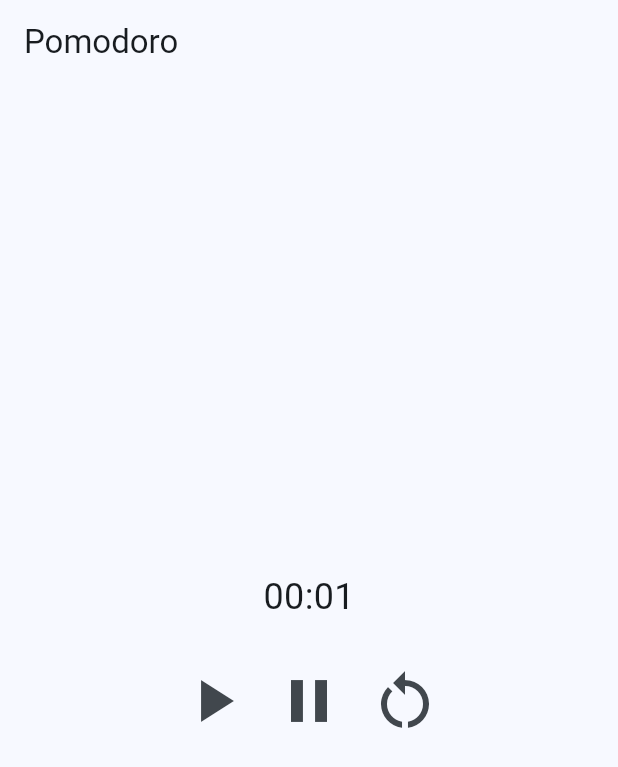
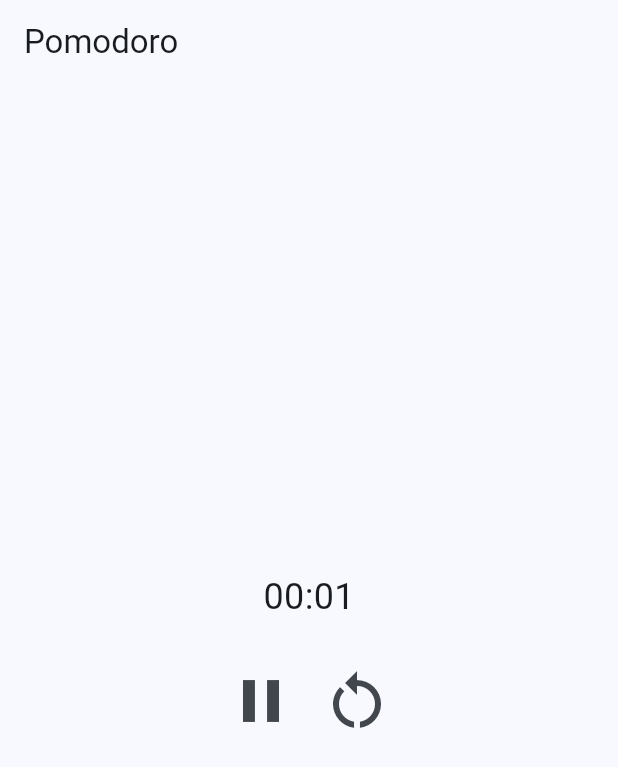
Before and after one commit to keeyank/Pomodoro, a Flutter app: the screen it shows after launch, after a tap on the "play arrow" icon, on a phone screen of 412 x 824 dp. Shown: the top 767 px of the screen. Run offline on Flutter 3.47's test engine with Material 3 defaults, Android fonts, the phone set to English and light mode, and no system bars; our stand-ins replace audioplayers.

Commit message:
Merge play and pause button

```diff
--- a/lib/main.dart
+++ b/lib/main.dart
@@ -84,6 +84,8 @@ class _PomodoroState extends State<Pomodoro> {
   late int _initialTime;
   Timer? _timer;
 
+  late bool _isTimerRunning = false;
+
   String get minutes => (_remainingTime ~/ 60).toString().padLeft(2, '0');
   String get seconds => (_remainingTime % 60).toString().padLeft(2, '0');
 
@@ -104,12 +106,16 @@ class _PomodoroState extends State<Pomodoro> {
     if (_timer != null) {
       _timer!.cancel();
     }
+    setState(() {
+      _isTimerRunning = true;
+    });
     _timer = Timer.periodic(Duration(seconds: 1), (timer) {
       setState(() {
         if (_remainingTime > 0) {
           _remainingTime--;
         } else {
           _timer!.cancel();
+          _isTimerRunning = false;
           _playSound();
           Mode currentMode = context.read<PomodoroMode>().toggleMode();
           _initialTime = currentMode == Mode.focus ? widget.initialTimeFocus : widget.initialTimeChill;
@@ -128,6 +134,9 @@ class _PomodoroState extends State<Pomodoro> {
 
   void _pauseTimer() {
     _timer!.cancel();
+    setState(() {
+      _isTimerRunning = false;
+    });
   }
 
   @override
@@ -157,16 +166,8 @@ class _PomodoroState extends State<Pomodoro> {
               width: 64.0,
               height: 64.0,
               child: IconButton(
-                icon: Icon(Icons.play_arrow, size: 48.0),
-                onPressed: _startTimer,
-              ),
-            ),
-            SizedBox(
-              width: 64.0,
-              height: 64.0,
-              child: IconButton(
-                icon: Icon(Icons.pause, size: 48.0),
-                onPressed: _pauseTimer,
+                icon: Icon(_isTimerRunning ? Icons.pause : Icons.play_arrow, size: 48.0),
+                onPressed: _isTimerRunning ? _pauseTimer : _startTimer,
               ),
             ),
             SizedBox(
```
Also changed, not shown: 1 other file.
